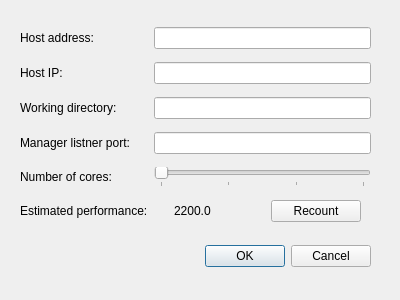
Above: poc/golemPy/examples/gnr/ui/ConfigurationDialog.ui from golemfactory/clay before the change. Below: the same form after it.
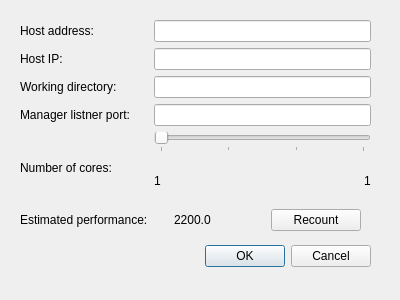
That is the form after the change.

Patch:
```diff
--- a/poc/golemPy/examples/gnr/ui/ConfigurationDialog.ui
+++ b/poc/golemPy/examples/gnr/ui/ConfigurationDialog.ui
@@ -121,6 +121,8 @@
      </widget>
     </item>
     <item row="4" column="1">
+     <layout class="QVBoxLayout" name="verticalLayout">
+      <item>
      <widget class="QSlider" name="numCoresSlider">
       <property name="minimum">
        <number>1</number>
@@ -141,6 +143,39 @@
        <number>1</number>
       </property>
      </widget>
+      </item>
+      <item>
+       <layout class="QHBoxLayout" name="horizontalLayout_2">
+        <item>
+         <widget class="QLabel" name="coresMinLabel">
+          <property name="text">
+           <string>1</string>
+          </property>
+         </widget>
+        </item>
+        <item>
+         <spacer name="horizontalSpacer">
+          <property name="orientation">
+           <enum>Qt::Horizontal</enum>
+          </property>
+          <property name="sizeHint" stdset="0">
+           <size>
+            <width>40</width>
+            <height>20</height>
+           </size>
+          </property>
+         </spacer>
+        </item>
+        <item>
+         <widget class="QLabel" name="coresMaxLabel">
+          <property name="text">
+           <string>1</string>
+          </property>
+         </widget>
+        </item>
+       </layout>
+      </item>
+     </layout>
     </item>
    </layout>
   </widget>
```
Left out of the diff: 54 changed lines with no effect on the pictures. Lines whose indentation alone changed are shown as unchanged.
